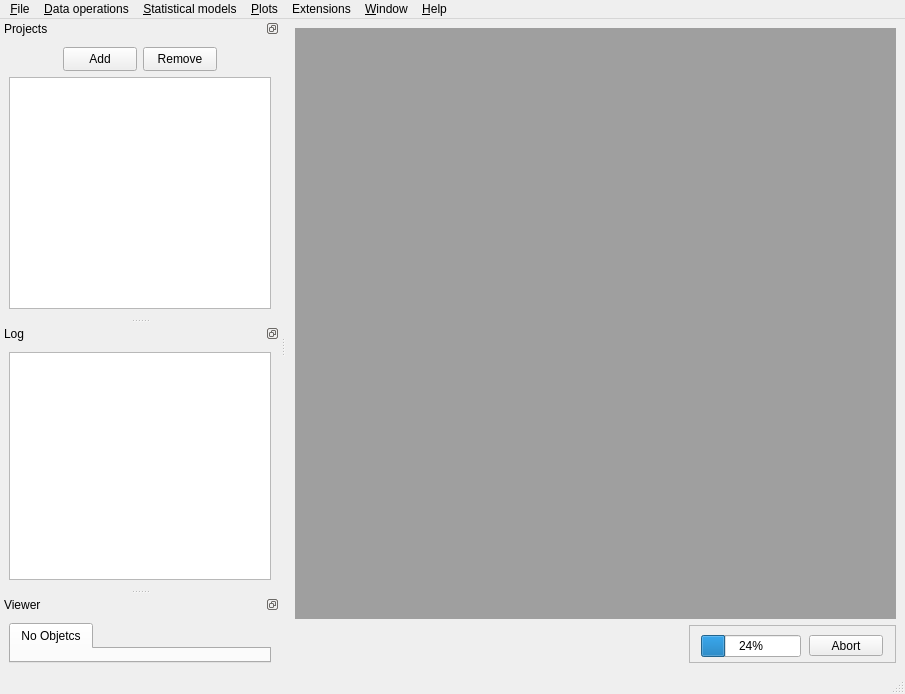
Before: the Qt Designer form src/MainWindow.ui in gmrandazzo/QStudioMetrics, drawn with Qt 5.
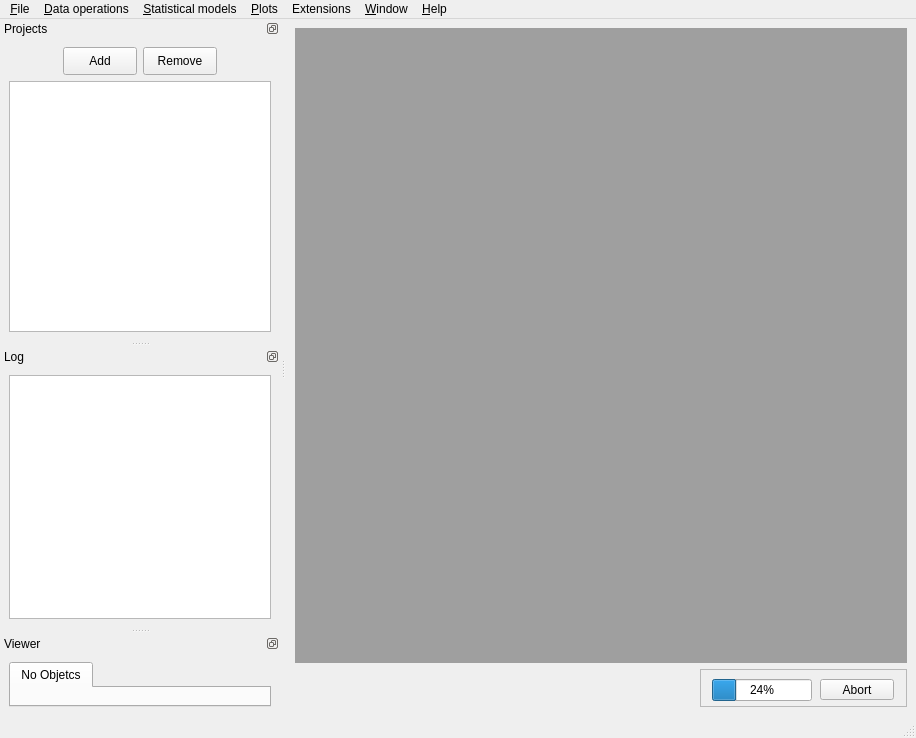
After: the same form once the commit is applied. Icons and pictures are not drawn.

What changed in the file:
```diff
--- a/src/MainWindow.ui
+++ b/src/MainWindow.ui
@@ -6,8 +6,8 @@
    <rect>
     <x>0</x>
     <y>0</y>
-    <width>905</width>
-    <height>694</height>
+    <width>916</width>
+    <height>738</height>
    </rect>
   </property>
   <property name="windowTitle">
@@ -126,7 +126,7 @@
     <rect>
      <x>0</x>
      <y>0</y>
-     <width>905</width>
+     <width>916</width>
      <height>22</height>
     </rect>
    </property>
@@ -450,13 +450,13 @@
            <property name="minimumSize">
             <size>
              <width>74</width>
-             <height>24</height>
+             <height>28</height>
             </size>
            </property>
            <property name="maximumSize">
             <size>
              <width>74</width>
-             <height>24</height>
+             <height>28</height>
             </size>
            </property>
            <property name="text">
@@ -469,13 +469,13 @@
            <property name="minimumSize">
             <size>
              <width>74</width>
-             <height>24</height>
+             <height>28</height>
             </size>
            </property>
            <property name="maximumSize">
             <size>
              <width>74</width>
-             <height>24</height>
+             <height>28</height>
             </size>
            </property>
            <property name="text">
```
Left out of the diff: 66 changed lines with no effect on the pictures.
